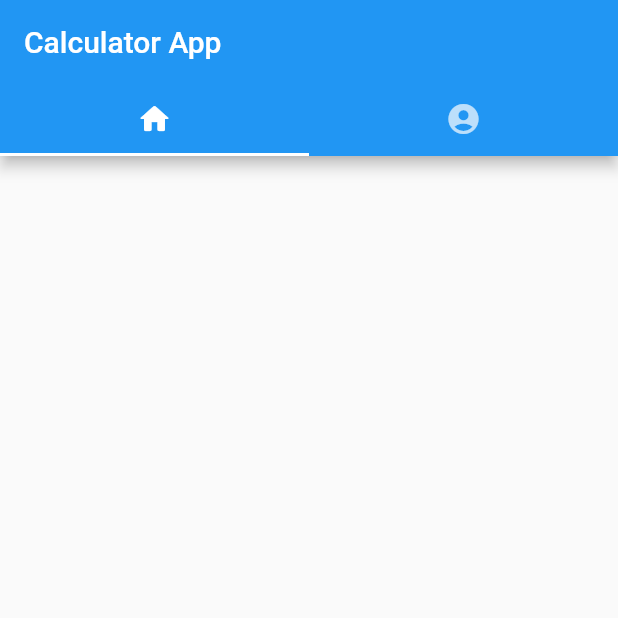
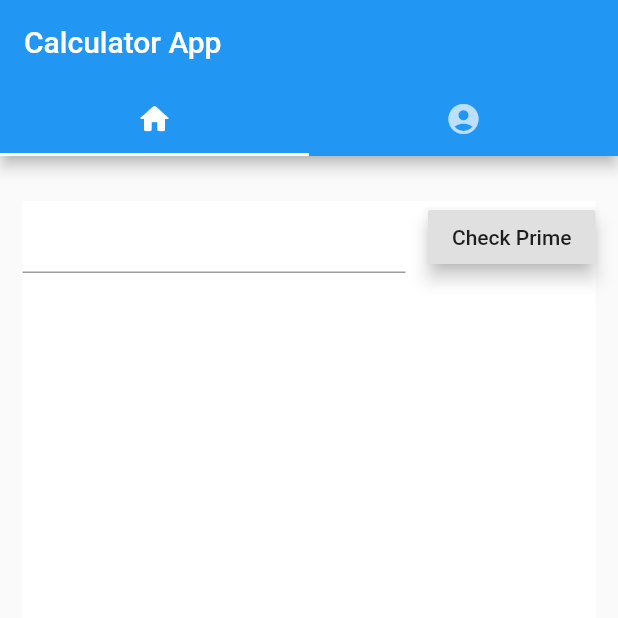
Before and after one commit to adisaptorenggo/calculator_app, a Flutter app: the screen it shows after launch, on a phone screen of 412 x 824 dp, the top half of it. Run offline on Flutter 3.47's test engine with Material 2 defaults, Android fonts, the phone set to English and light mode, and no system bars.

Commit message:
Adding provider and finishing

```diff
--- a/lib/main.dart
+++ b/lib/main.dart
@@ -1,6 +1,6 @@
 import 'package:calculator_app/screens/menu_screen.dart';
 import 'package:flutter/material.dart';
-import 'package:provider/provider.dart';
+import 'package:flutter/services.dart';
 
 void main() {
   runApp(MyApp());
@@ -10,6 +10,10 @@ class MyApp extends StatelessWidget {
 
   @override
   Widget build(BuildContext context) {
+    SystemChrome.setPreferredOrientations([
+      DeviceOrientation.portraitUp,
+      DeviceOrientation.portraitDown,
+    ]);
     return MaterialApp(
       title: 'Calculator App',
       theme: ThemeData(
--- /dev/null
+++ b/lib/providers/home_screen_provider.dart
@@ -0,0 +1,53 @@
+import 'package:flutter/material.dart';
+
+class HomeScreenProvider extends ChangeNotifier{
+
+  String _isPrimeText = '';
+  bool _isPrime = true;
+
+  final List<String> _primeNumbers = [];
+
+  void checkPrime(int number){
+    print('checking');
+    for (var i = 2; i <= number / 2; ++i) {
+
+      if (number % i == 0) {
+        _isPrime = false;
+        break;
+      }
+    }
+
+    if (number != 1) {
+      if(_isPrime)
+        isPrimeFunc(number);
+      else
+        isNotPrimeFunc(number);
+    }
+  }
+
+  void isPrimeFunc(int number){
+    _isPrimeText = number.toString() + ' is Prime Number';
+
+    addNumber(number);
+  }
+
+
+  void isNotPrimeFunc(int number){
+    _isPrimeText = number.toString() + ' is NOT Prime Number';
+  }
+
+  void addNumber(int number) {
+    _primeNumbers.add(number.toString());
+    notifyListeners();
+  }
+
+  void removeNumbers() {
+    _primeNumbers.clear();
+    notifyListeners();
+  }
+
+  String get isPrimeText => _isPrimeText;
+  List<String> get primeNumbers => _primeNumbers;
+
+
+}
--- a/lib/screens/home_screen.dart
+++ b/lib/screens/home_screen.dart
@@ -1,4 +1,6 @@
+import 'package:calculator_app/providers/home_screen_provider.dart';
 import 'package:flutter/material.dart';
+import 'package:flutter/services.dart';
 import 'package:provider/provider.dart';
 
 class HomeScreen extends StatefulWidget {
@@ -9,8 +11,109 @@ class HomeScreen extends StatefulWidget {
 
 class _HomeScreenState extends State<HomeScreen> {
 
+  TextEditingController _numberController = TextEditingController();
+
+
   @override
   Widget build(BuildContext context) {
-    return Container();
+
+    return ChangeNotifierProvider<HomeScreenProvider>(
+      create: (context) => HomeScreenProvider(),
+      child: Builder(
+        builder: (context) {
+
+          return GestureDetector(
+            onTap: (){
+              FocusScopeNode currentScope = FocusScope.of(context);
+              FocusScopeNode rootScope =
+                  WidgetsBinding.instance.focusManager.rootScope;
+
+              if (currentScope != rootScope) {
+                currentScope.unfocus();
+              }
+              print('tap');
+            },
+            child: Container(
+              color: Colors.white,
+              margin: EdgeInsets.only(
+                top: 30,bottom: 30,left: 15, right: 15,
+              ),
+              child: Consumer<HomeScreenProvider>(
+                builder: (context, provider, child){
+                  return Column(
+                    children: [
+                      Container(
+                        child: Row(
+                          children: [
+                            Expanded(
+                              child: Container(
+                                child: TextFormField(
+                                  inputFormatters: [LengthLimitingTextInputFormatter(2)],
+                                  controller: _numberController,
+                                  keyboardType: TextInputType.phone,
+                                ),
+                              ),
+                            ),
+                            SizedBox(
+                              width: 15,
+                            ),
+                            Container(
+                              child: RaisedButton(
+                                child: Text('Check Prime'),
+                                elevation: 5,
+                                onPressed: () {
+                                  provider.checkPrime(int.parse(_numberController.text));
+                                  Scaffold.of(context).showSnackBar(SnackBar(
+                                    content: Text(provider.isPrimeText),
+                                  ));
+                                },
+                              ),
+                            )
+                          ],
+                        ),
+                      ),
+                      provider.primeNumbers.isNotEmpty?
+                      Container(
+                        margin: EdgeInsets.only(top: 15),
+                        child: Row(
+                          children: [
+                            Expanded(
+                              child: Text(
+                                'History Prime:'
+                              ),
+                            ),
+                            SizedBox(
+                              width: 15,
+                            ),
+                            Container(
+                              child: RaisedButton(
+                                child: Text('Delete History'),
+                                elevation: 5,
+                                onPressed: () {
+                                  provider.removeNumbers();
+                                },
+                              ),
+                            )
+                          ],
+                        ),
+                      ) : Container(),
+                      provider.primeNumbers.isNotEmpty?
+                      Expanded(
+                        child: Container(
+                          child: ListView.builder(
+                              itemCount: provider.primeNumbers.length,
+                              itemBuilder: (context, index) => Text(provider.primeNumbers[index])
+                          ),
+                        ),
+                      ) : Container(),
+                    ],
+                  );
+                }
+              ),
+            ),
+          );
+        }
+      ),
+    );
   }
 }
```
Also changed, not shown: lib/screens/profile_screen.dart (+12 -1 lines), 3 other files.
